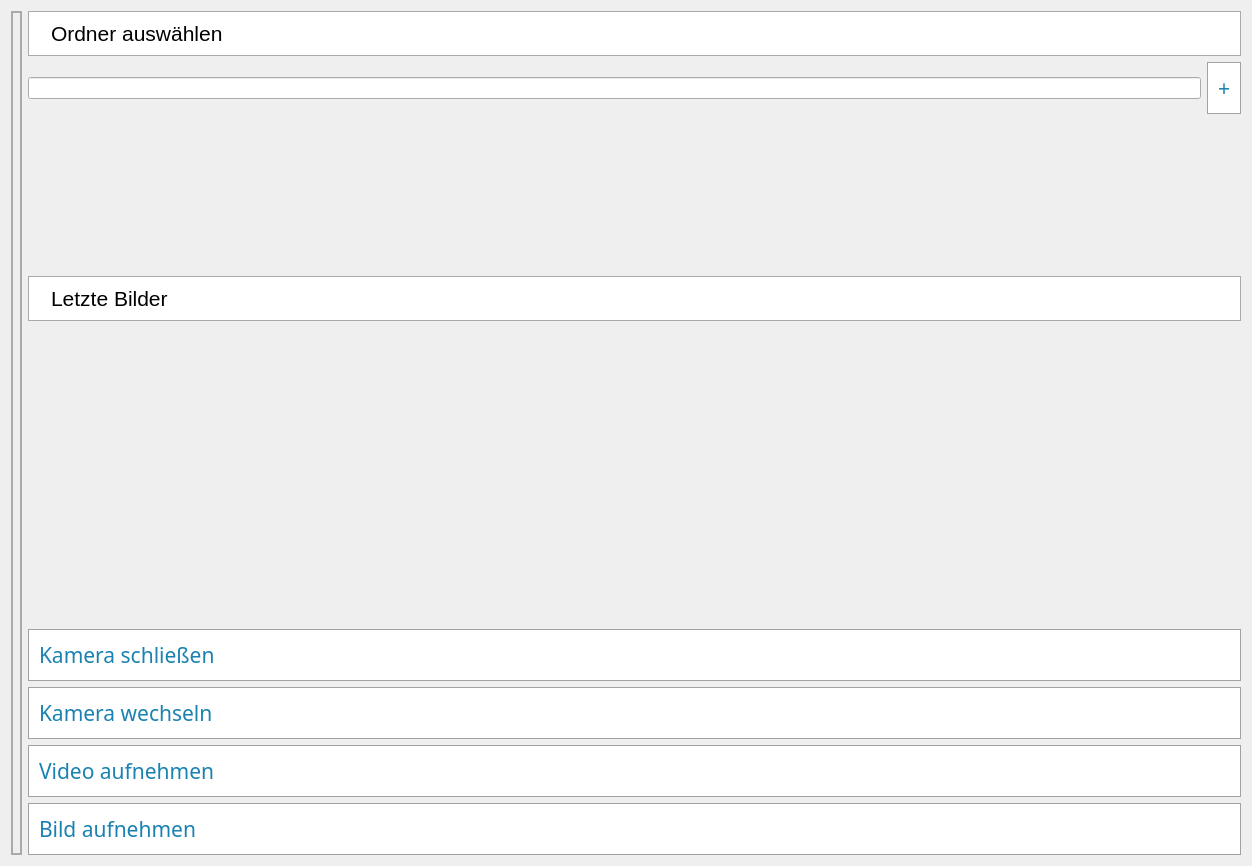
Above: QtCamera/Interface/Camera.ui from ddhb1989/PyQt-Widgets before the change. Below: the same form after it.
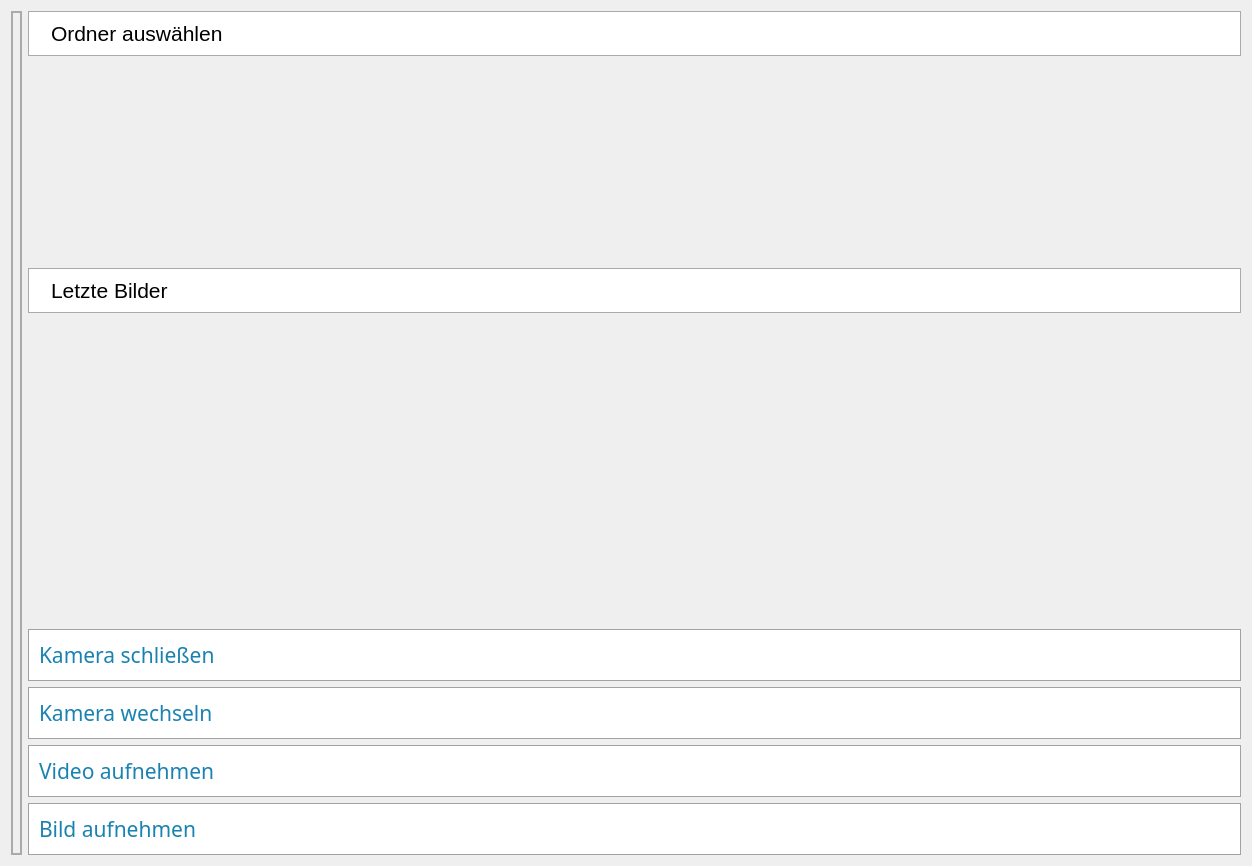
That is the form after the change. Icons and pictures are not drawn.

Diff of the .ui file:
```diff
--- a/QtCamera/Interface/Camera.ui
+++ b/QtCamera/Interface/Camera.ui
@@ -97,20 +97,6 @@
        </layout>
       </widget>
      </item>
-     <item>
-      <layout class="QHBoxLayout" name="horizontalLayout_3">
-       <item>
-        <widget class="QLineEdit" name="lineEdit_NewFolder"/>
-       </item>
-       <item>
-        <widget class="QPushButton" name="pushButton_NewFolder">
-         <property name="text">
-          <string>+</string>
-         </property>
-        </widget>
-       </item>
-      </layout>
-     </item>
      <item>
       <widget class="QScrollArea" name="Folder_Scrollarea">
        <property name="sizePolicy">
@@ -128,7 +114,7 @@
        <property name="maximumSize">
         <size>
          <width>16777215</width>
-         <height>150</height>
+         <height>200</height>
         </size>
        </property>
        <property name="styleSheet">
@@ -155,7 +141,7 @@
           <x>0</x>
           <y>0</y>
           <width>1217</width>
-          <height>150</height>
+          <height>200</height>
          </rect>
         </property>
         <property name="sizePolicy">
@@ -177,18 +163,67 @@
 QPushButton { border: 1px solid#A2a2a2; background: #FFFFFF; color: #1a82b1;font-size:16pt; font-family: voestalpine; padding:10px 10px; text-align:left;}</string>
         </property>
         <layout class="QVBoxLayout" name="Folder_Layout">
+         <property name="spacing">
+          <number>0</number>
+         </property>
+         <property name="leftMargin">
+          <number>0</number>
+         </property>
+         <property name="topMargin">
+          <number>0</number>
+         </property>
+         <property name="rightMargin">
+          <number>0</number>
+         </property>
+         <property name="bottomMargin">
+          <number>0</number>
+         </property>
          <item>
-          <spacer name="verticalSpacer">
-           <property name="orientation">
-            <enum>Qt::Vertical</enum>
+          <widget class="QTreeWidget" name="Folder_Tree">
+           <property name="font">
+            <font>
+             <family>voestalpine</family>
+             <pointsize>14</pointsize>
+            </font>
            </property>
-           <property name="sizeHint" stdset="0">
-            <size>
-             <width>20</width>
-             <height>40</height>
-            </size>
+           <property name="styleSheet">
+            <string notr="true">QTreeWidget::item{
+	background: #FFF;
+border: 1px solid #AAA;
+padding:5px;
+margin: 2px 0px;
+}
+QTreeWidget::item::hover{
+	background: #1a82b1;
+}
+QTreeWidget::item::selected{
+	background: #90ee90;
+}</string>
            </property>
-          </spacer>
+           <property name="showDropIndicator" stdset="0">
+            <bool>false</bool>
+           </property>
+           <property name="selectionBehavior">
+            <enum>QAbstractItemView::SelectRows</enum>
+           </property>
+           <property name="itemsExpandable">
+            <bool>true</bool>
+           </property>
+           <property name="animated">
+            <bool>true</bool>
+           </property>
+           <property name="expandsOnDoubleClick">
+            <bool>true</bool>
+           </property>
+           <attribute name="headerVisible">
+            <bool>false</bool>
+           </attribute>
+           <column>
+            <property name="text">
+             <string>1</string>
+            </property>
+           </column>
+          </widget>
          </item>
         </layout>
        </widget>
@@ -291,7 +326,7 @@
           <x>0</x>
           <y>0</y>
           <width>1217</width>
-          <height>321</height>
+          <height>318</height>
          </rect>
         </property>
         <property name="sizePolicy">
@@ -313,6 +348,21 @@
 QPushButton { border: 1px solid#A2a2a2; background: #FFFFFF; color: #1a82b1;font-size:16pt; font-family: voestalpine; padding:10px 10px; text-align:left;}</string>
         </property>
         <layout class="QVBoxLayout" name="Preview_Layout">
+         <property name="spacing">
+          <number>0</number>
+         </property>
+         <property name="leftMargin">
+          <number>0</number>
+         </property>
+         <property name="topMargin">
+          <number>0</number>
+         </property>
+         <property name="rightMargin">
+          <number>0</number>
+         </property>
+         <property name="bottomMargin">
+          <number>0</number>
+         </property>
          <item>
           <spacer name="verticalSpacer_2">
            <property name="orientation">
```
